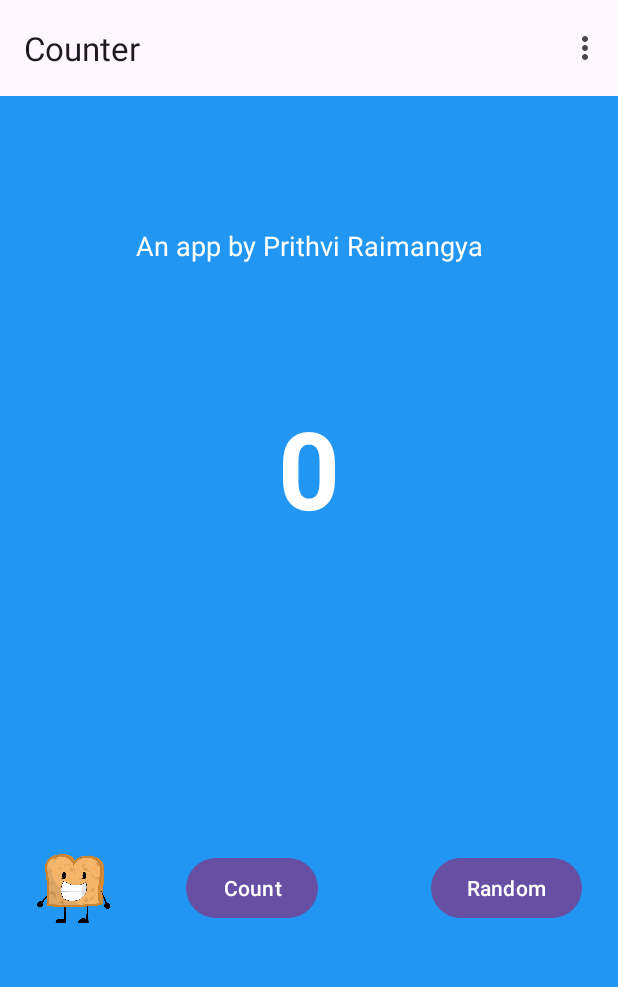
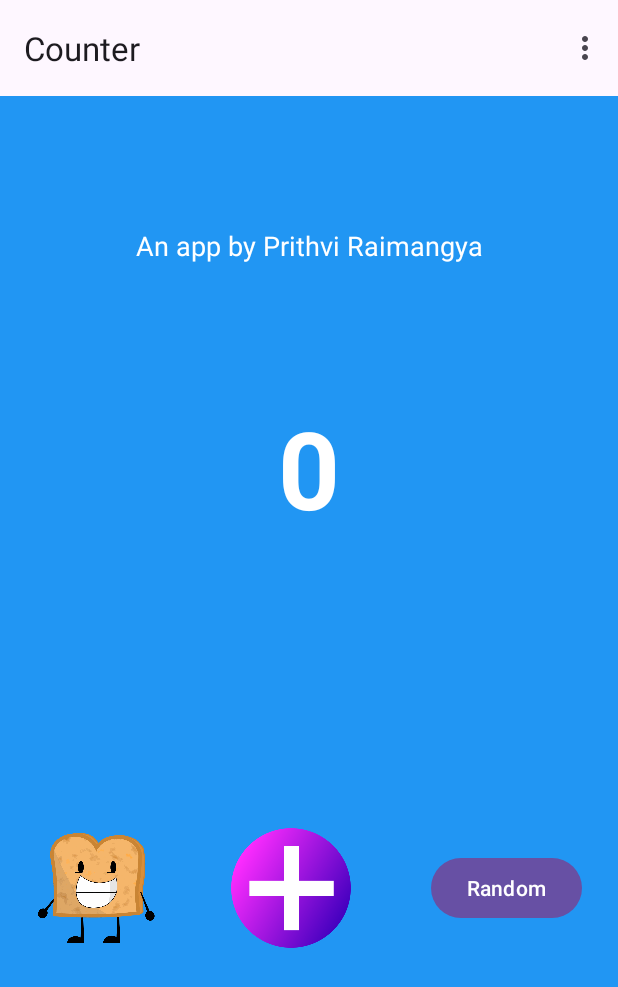
Before and after one commit to PreetRai/cs639, an Android app: the screen it shows after launch (MainActivity), on a phone screen of 412 x 824 dp. Shown: the top 987 px of the screen. Run offline under Robolectric (Android 15) with nearby library versions, the phone set to English and light mode, and no system bars; our stand-ins replace navigation-ui.

Commit message:
Random number app - sdk manager

```diff
--- a/app/src/main/res/layout/fragment_first.xml
+++ b/app/src/main/res/layout/fragment_first.xml
@@ -47,8 +47,8 @@
         <ImageButton
     android:id="@+id/toast_button"
             android:scaleType="fitCenter"
-    android:layout_width="50dp"
-    android:layout_height="50dp"
+    android:layout_width="80dp"
+    android:layout_height="80dp"
     android:layout_marginStart="24dp"
     android:background="@android:color/transparent"
     android:src="@drawable/toast"
@@ -57,10 +57,14 @@
     app:layout_constraintTop_toBottomOf="@+id/textview_first" />
 
 
-        <Button
+        <ImageButton
+
+            android:background="@android:color/transparent"
+            android:src="@drawable/plusbutton"
+            android:scaleType="fitCenter"
             android:id="@+id/Count"
-            android:layout_width="wrap_content"
-            android:layout_height="wrap_content"
+            android:layout_width="80dp"
+            android:layout_height="80dp"
             android:layout_marginStart="50dp"
             android:text="Count"
             app:layout_constraintBottom_toBottomOf="parent"
```
Also changed, not shown: app/src/main/res/drawable/plusbutton.png (added), 2 other files.
